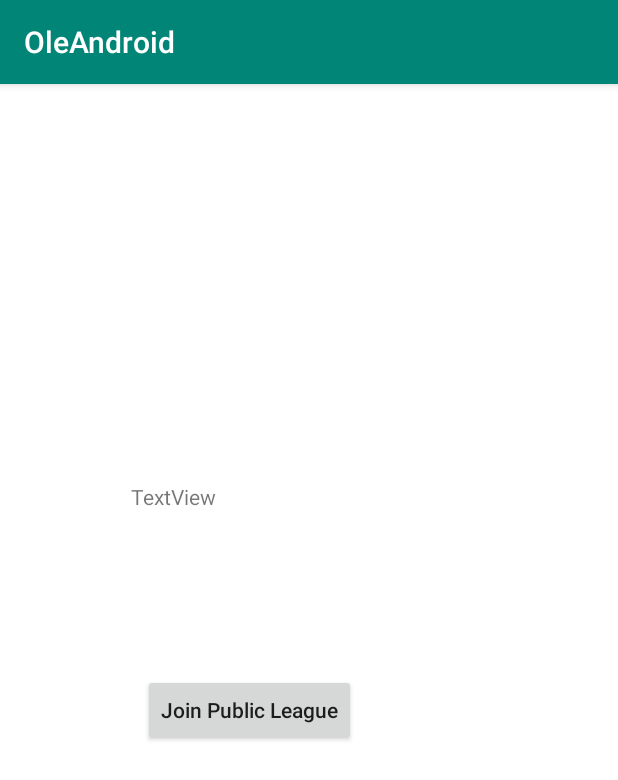
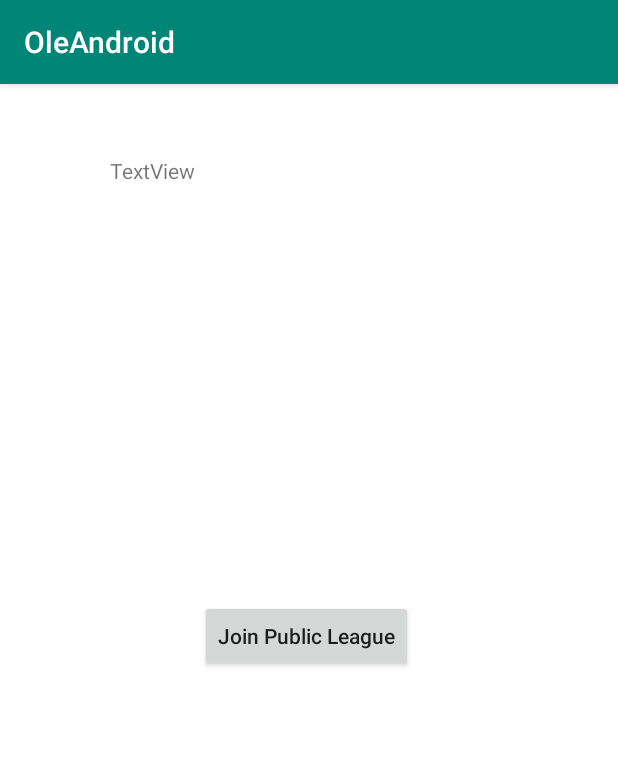
Before and after one commit to AimanHani/Ole2018, an Android app: the PublicLeaguePage screen opened directly, with no data from a screen before it, after a tap on "Join Public League", on a phone screen of 412 x 824 dp. Shown: the top 780 px of the screen. Run offline under Robolectric (Android 15) with nearby library versions, the phone set to English and light mode, and no system bars; our stand-ins replace Volley; network calls fail; 2 statements that could not run were skipped.

Commit message:
User can join league

```diff
--- a/app/OleAndroid/app/src/main/java/com/example/ole/oleandroid/controller/PublicLeaguePage.java
+++ b/app/OleAndroid/app/src/main/java/com/example/ole/oleandroid/controller/PublicLeaguePage.java
@@ -11,6 +11,7 @@ import com.android.volley.RequestQueue;
 import com.android.volley.Response;
 import com.android.volley.VolleyError;
 import com.android.volley.toolbox.JsonObjectRequest;
+import com.android.volley.toolbox.StringRequest;
 import com.android.volley.toolbox.Volley;
 import com.example.ole.oleandroid.R;
 import com.example.ole.oleandroid.dbConnection.DBConnection;
@@ -20,12 +21,17 @@ import org.json.JSONArray;
 import org.json.JSONException;
 import org.json.JSONObject;
 
+import java.util.HashMap;
+import java.util.Map;
+
 public class PublicLeaguePage extends AppCompatActivity {
 
     TextView listPublicLeague;
     PublicLeague publicLeague;
     Button joinPublicLeague;
-    private String userName;
+    String userName;
+    String results;
+    int leagueID;
 
     @Override
     protected void onCreate(Bundle savedInstanceState) {
@@ -43,32 +49,35 @@ public class PublicLeaguePage extends AppCompatActivity {
 
 // prepare the Request
         JsonObjectRequest getRequest = new JsonObjectRequest(Request.Method.GET, url, null,
-                new Response.Listener<JSONObject>()
-                {
+                new Response.Listener<JSONObject>() {
                     @Override
                     public void onResponse(JSONObject response) {
                         // display response
-                        //Log.d("Response", response.toString());
+                        //listPublicLeague.append(response.toString());
 
 
                         try {
 
                             JSONArray publicLeague = response.getJSONArray("results");
                             JSONObject firstLeague = publicLeague.getJSONObject(0);
-                            int leagueID = firstLeague.getInt("leagueId");
+                            leagueID = firstLeague.getInt("leagueId");
                             String prize = firstLeague.getString("prize");
                             int tournamentID = firstLeague.getInt("tournamentId");
                             int pointsAllocated = firstLeague.getInt("tournamentId");
                             String leagueName = firstLeague.getString("leagueName");
-                            int numberOfParticipants = firstLeague.getInt("numberParticipants");
+                            //int numberOfParticipants = firstLeague.getInt("numberParticipants");
+                            //listPublicLeague.append("Username:"+userName);
 
-                            listPublicLeague.append("League "+leagueName);
-                            listPublicLeague.append("League ID: "+leagueID);
-                            listPublicLeague.append("Tournament ID: "+tournamentID);
-                            listPublicLeague.append("Point Allocated "+pointsAllocated);
-                            listPublicLeague.append("Final Prize: "+prize);
-                            listPublicLeague.append("Number of Participants:"+numberOfParticipants);
-                            listPublicLeague.append("Username:"+userName);
+                            JSONArray participants = response.getJSONArray("participants");
+                            JSONObject participantsOne = participants.getJSONObject(0);
+                            int numberOfParticipants = participantsOne.getInt("num_participants");
+
+                            listPublicLeague.append("League " + leagueName);
+                            listPublicLeague.append("League ID: " + leagueID);
+                            listPublicLeague.append("Tournament ID: " + tournamentID);
+                            listPublicLeague.append("Point Allocated " + pointsAllocated);
+                            listPublicLeague.append("Final Prize: " + prize);
+                            listPublicLeague.append("Number of Participants:" + numberOfParticipants);
 
 
                         } catch (JSONException e) {
@@ -78,8 +87,7 @@ public class PublicLeaguePage extends AppCompatActivity {
 
                     }
                 },
-                new Response.ErrorListener()
-                {
+                new Response.ErrorListener() {
                     @Override
                     public void onErrorResponse(VolleyError error) {
                         //Log.d("Error.Response", response);
@@ -89,12 +97,62 @@ public class PublicLeaguePage extends AppCompatActivity {
 
 // add it to the RequestQueue
         queue.add(getRequest);
-        joinPublicLeague.setOnClickListener((new View.OnClickListener( ) {
+        joinPublicLeague.setOnClickListener((new View.OnClickListener() {
                     @Override
                     public void onClick(View v) {
+                        String result = publicLeagueInsertUser(userName, leagueID);
+
+                        if (result.equals("successful")){
+
+                        }
 
                     }
                 })
         );
     }
+
+    private String publicLeagueInsertUser(final String username, final int leagueId) {
+        String url = new DBConnection().insertUserPublicLeagueUrl();
+
+
+        // Creating string request with post method.
+        StringRequest stringRequest = new StringRequest(Request.Method.POST, url,
+                new Response.Listener<String>() {
+                    @Override
+                    public void onResponse(String ServerResponse) {
+                        if (ServerResponse.equals("successful")){
+                            results = ServerResponse;
+                        }
+                    }
+                },
+                new Response.ErrorListener() {
+                    @Override
+                    public void onErrorResponse(VolleyError volleyError) {
+                        System.out.println("error  :");
+                        //volleyError.printStackTrace();
+                        results = "error";
+                    }
+                }) {
+            @Override
+            protected Map<String, String> getParams() {
+                Map<String, String> params = new HashMap<String, String>();
+                try {
+                    params.put("username", username);
+                    params.put("leagueId", leagueId+"");
+
+                } catch (Exception e) {
+
+                }
+                return params;
+            }
+
+        };
+
+        RequestQueue requestQueue = Volley.newRequestQueue(getApplicationContext());
+        requestQueue.add(stringRequest);
+
+        return results;
+    }
+
+
 }
--- a/app/OleAndroid/app/src/main/java/com/example/ole/oleandroid/dbConnection/DBConnection.java
+++ b/app/OleAndroid/app/src/main/java/com/example/ole/oleandroid/dbConnection/DBConnection.java
@@ -2,8 +2,8 @@ package com.example.ole.oleandroid.dbConnection;
 
 public class DBConnection {
 
-    private String mainUrl = "http://10.58.125.73/ole"; //may vary depends on wifi connection
-    // Hazirah ip: 192.168.39.1
+    private String mainUrl = "http://192.168.39.1:3306/ole"; //may vary depends on wifi connection
+    // Hazirah ip: 192.168.39.1:3306
     //String insertUrl = mainUrl + "/tutorial/insertStudent.php";
     //String showUrl = mainUrl + "/tutorial/showStudents.php";
 
@@ -28,4 +28,9 @@ public class DBConnection {
         String url = mainUrl+"/allPublicLeagues.php";
         return url;
     }
+
+    public String insertUserPublicLeagueUrl(){
+        String url = mainUrl+"/joinPublicLeague.php";
+        return url;
+    }
 }
--- a/app/OleAndroid/app/src/main/res/layout/activity_public_league.xml
+++ b/app/OleAndroid/app/src/main/res/layout/activity_public_league.xml
@@ -12,13 +12,8 @@
         android:layout_height="217dp"
         android:layout_marginStart="73dp"
         android:layout_marginLeft="73dp"
-        android:layout_marginTop="137dp"
-        android:layout_marginEnd="72dp"
-        android:layout_marginRight="72dp"
-        android:layout_marginBottom="157dp"
+        android:layout_marginTop="48dp"
         android:text="TextView"
-        app:layout_constraintBottom_toBottomOf="parent"
-        app:layout_constraintEnd_toEndOf="parent"
         app:layout_constraintStart_toStartOf="parent"
         app:layout_constraintTop_toTopOf="parent" />
 
@@ -26,9 +21,9 @@
         android:id="@+id/join_btn"
         android:layout_width="wrap_content"
         android:layout_height="wrap_content"
-        android:layout_marginStart="8dp"
-        android:layout_marginLeft="8dp"
-        android:layout_marginTop="128dp"
+        android:layout_marginStart="60dp"
+        android:layout_marginLeft="60dp"
+        android:layout_marginTop="296dp"
         android:text="Join Public League"
         app:layout_constraintStart_toStartOf="@+id/listPublicLeague"
         app:layout_constraintTop_toTopOf="@+id/listPublicLeague" />
```
Also changed, not shown: app/OleAndroid/app/src/main/AndroidManifest.xml (+3 -6 lines), 1 other file.
